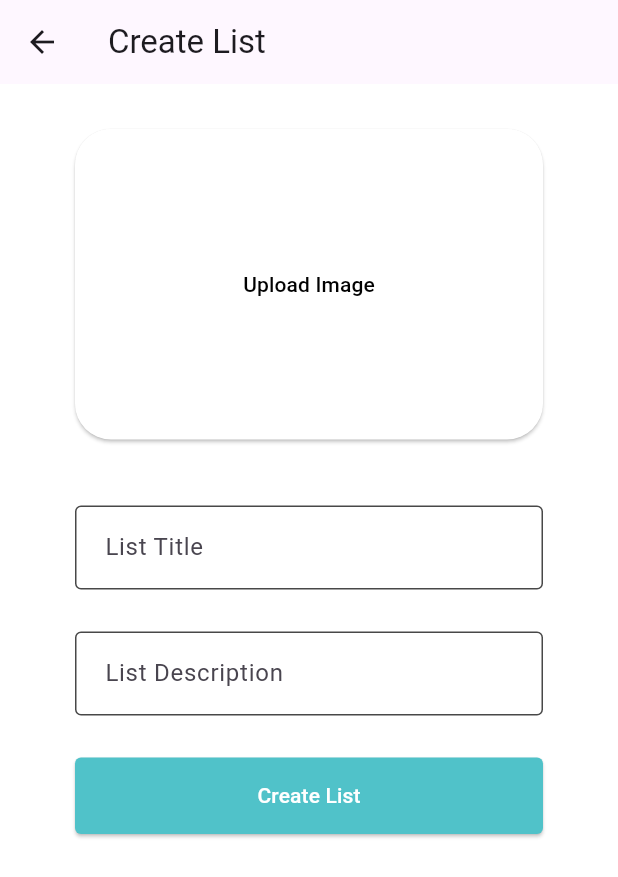
After one commit to JAXBRS/Listat_Flutter_Rep, a Flutter app: the CreateList screen opened directly, on a phone screen of 412 x 824 dp. The commit adds this screen. Shown: the top 877 px of the screen. Run offline on Flutter 3.47's test engine with Material 3 defaults, Android fonts, the phone set to English and light mode, and no system bars; our stand-ins replace image_picker, objectbox; generated files the repository leaves out were written again.

Commit message:
create list/item

```diff
--- /dev/null
+++ b/lib/createList.dart
@@ -0,0 +1,145 @@
+import 'package:flutter/material.dart';
+import 'package:image_picker/image_picker.dart';
+import 'dart:io';
+
+class CreateList extends StatefulWidget {
+  @override
+  _CreateListState createState() => _CreateListState();
+}
+
+class _CreateListState extends State<CreateList> {
+  File? _image;
+
+  Future<void> _getImage() async {
+    final pickedFile =
+        await ImagePicker().pickImage(source: ImageSource.gallery);
+
+    if (pickedFile != null) {
+      setState(() {
+        _image = File(pickedFile.path);
+      });
+    }
+  }
+
+  @override
+  Widget build(BuildContext context) {
+    return Scaffold(
+      appBar: AppBar(
+        title: const Text('Create List'),
+      ),
+      backgroundColor: Colors.white,
+      body: Padding(
+        padding: const EdgeInsets.all(16.0),
+        child: Column(
+          crossAxisAlignment: CrossAxisAlignment.stretch,
+          children: [
+            Container(
+              height: 207.0,
+              margin: const EdgeInsets.only(
+                  left: 34.0, right: 34.0, top: 14.0, bottom: 14.0),
+              child: ElevatedButton(
+                onPressed: _getImage,
+                child: const Text('Upload Image'),
+                style: ElevatedButton.styleFrom(
+                  primary: Colors.white,
+                  onPrimary: Colors.black,
+                  shape: RoundedRectangleBorder(
+                    borderRadius: BorderRadius.circular(24.0),
+                  ),
+                  padding: EdgeInsets.zero,
+                ),
+              ),
+            ),
+            SizedBox(height: 16.0),
+            Container(
+              margin: const EdgeInsets.only(
+                  left: 34.0, right: 34.0, top: 14.0, bottom: 14.0),
+              child: TextFormField(
+                decoration: InputDecoration(
+                  labelText: 'List Title',
+                  filled: true,
+                  fillColor: Colors.white,
+                  contentPadding: const EdgeInsets.all(16.0),
+                  enabledBorder: OutlineInputBorder(
+                    borderRadius: BorderRadius.circular(4.0),
+                    borderSide: BorderSide(
+                      color: const Color(0xFF484848),
+                      width: 1.0,
+                    ),
+                  ),
+                  focusedBorder: OutlineInputBorder(
+                    borderRadius: BorderRadius.circular(4.0),
+                    borderSide: BorderSide(
+                      color: const Color(0xFF484848),
+                      width: 1.0,
+                    ),
+                  ),
+                ),
+              ),
+            ),
+            Container(
+              margin: const EdgeInsets.only(
+                  left: 34.0, right: 34.0, top: 14.0, bottom: 14.0),
+              child: TextFormField(
+                decoration: InputDecoration(
+                  labelText: 'List Description',
+                  filled: true,
+                  fillColor: Colors.white,
+                  contentPadding: const EdgeInsets.all(16.0),
+                  enabledBorder: OutlineInputBorder(
+                    borderRadius: BorderRadius.circular(4.0),
+                    borderSide: BorderSide(
+                      color: const Color(0xFF484848),
+                      width: 1.0,
+                    ),
+                  ),
+                  focusedBorder: OutlineInputBorder(
+                    borderRadius: BorderRadius.circular(4.0),
+                    borderSide: BorderSide(
+                      color: const Color(0xFF484848),
+                      width: 1.0,
+                    ),
+                  ),
+                ),
+              ),
+            ),
+            if (_image != null)
+              Container(
+                margin: const EdgeInsets.symmetric(vertical: 16.0),
+                child: Image.file(
+                  _image!,
+                  width: 100,
+                  height: 100,
+                ),
+              ),
+            Container(
+              height: 51.0,
+              margin: const EdgeInsets.only(
+                  left: 34.0, right: 34.0, top: 14.0, bottom: 14.0),
+              child: ElevatedButton(
+                onPressed: () {
+                  // Implement logic to handle form submission
+                  // For example, you can save the list details and uploaded image
+                  Navigator.pop(context);
+                },
+                child: const Text(
+                  'Create List',
+                  style: TextStyle(color: Colors.white),
+                ),
+                style: ElevatedButton.styleFrom(
+                  primary: Color(0xFF50C2C9), // #50C2C9 color
+                  onPrimary: Colors.white,
+                  shape: RoundedRectangleBorder(
+                    borderRadius: BorderRadius.circular(4.0),
+                  ),
+                  padding: EdgeInsets.zero,
+                  side: BorderSide.none,
+                ),
+              ),
+            ),
+          ],
+        ),
+      ),
+    );
+  }
+}
```
Also changed, not shown: lib/createItem.dart (added, +93 -0 lines), lib/db.dart (+44 -86 lines), lib/myList.dart (+15 -1 lines), lib/objectbox-model.json (added, +42 -0 lines), pubspec.yaml (+14 -3 lines), lib/objectbox.g.dart (added), pubspec.lock, 6 other files.
